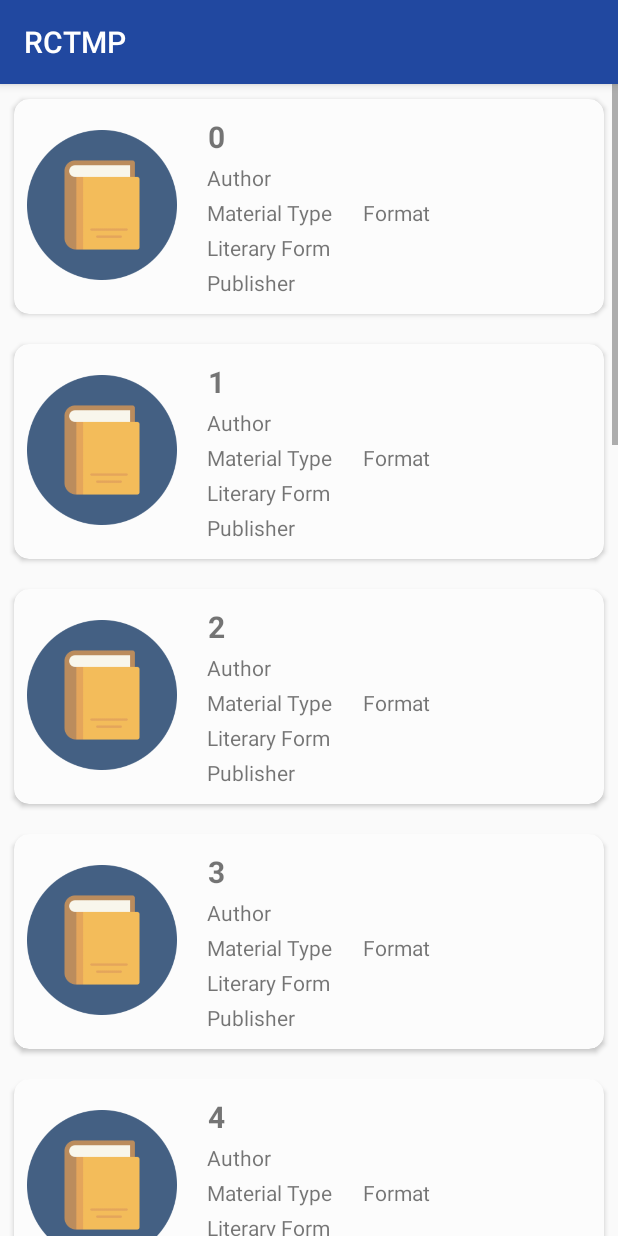
After one commit to smitdetroja96/RCTMP, an Android app: the SearchingActivity screen opened directly, with no data from a screen before it, on a phone screen of 412 x 824 dp. The commit adds this screen. Run offline under Robolectric (Android 15) with nearby library versions, the phone set to English and light mode, and no system bars.

Commit message:
Recycler View Added with long click functionality

```diff
--- /dev/null
+++ b/app/src/main/java/com/example/rctmp/ListAdapter.java
@@ -0,0 +1,78 @@
+package com.example.rctmp;
+
+import android.content.Context;
+import android.support.v7.widget.CardView;
+import android.support.v7.widget.RecyclerView;
+import android.view.ContextMenu;
+import android.view.LayoutInflater;
+import android.view.Menu;
+import android.view.MenuItem;
+import android.view.View;
+import android.view.ViewGroup;
+import android.widget.PopupMenu;
+import android.widget.TextView;
+import android.widget.Toast;
+
+import java.util.ArrayList;
+
+public class ListAdapter extends  RecyclerView.Adapter<ListAdapter.MyViewHolder>{
+
+    ArrayList<String> names;
+    Context context;
+
+    public ListAdapter(Context context1 , ArrayList<String> name)
+    {
+        this.context = context1;
+        this.names = name;
+    }
+
+    @Override
+    public MyViewHolder onCreateViewHolder(ViewGroup parent, int viewType) {
+
+        View v = LayoutInflater.from(parent.getContext())
+                .inflate(R.layout.item_book,parent,false);
+
+        return new MyViewHolder(v);
+    }
+
+    @Override
+    public void onBindViewHolder(MyViewHolder holder, int position) {
+
+        holder.title.setText(names.get(position));
+
+    }
+
+    @Override
+    public int getItemCount() {
+        return names.size();
+    }
+
+    public static class MyViewHolder extends RecyclerView.ViewHolder implements View.OnCreateContextMenuListener
+    {
+        TextView title;
+        CardView cardView;
+
+        public MyViewHolder(View itemView) {
+            super(itemView);
+
+            title = itemView.findViewById(R.id.tv_title);
+            cardView = itemView.findViewById(R.id.item_book_card_view);
+            cardView.setOnCreateContextMenuListener(this);
+        }
+
+        @Override
+        public void onCreateContextMenu(ContextMenu contextMenu, View view, ContextMenu.ContextMenuInfo contextMenuInfo) {
+
+            contextMenu.setHeaderTitle("Select An Option");
+            contextMenu.add(this.getAdapterPosition(),1,0,"Menu1");
+            contextMenu.add(this.getAdapterPosition(),2,0,"Menu2");
+        }
+    }
+
+    public void removeItem(int position)
+    {
+        names.remove(position);
+        notifyDataSetChanged();
+    }
+
+}
--- /dev/null
+++ b/app/src/main/java/com/example/rctmp/SearchingActivity.java
@@ -0,0 +1,61 @@
+package com.example.rctmp;
+
+import android.support.design.widget.Snackbar;
+import android.support.v7.app.AppCompatActivity;
+import android.os.Bundle;
+import android.support.v7.widget.LinearLayoutManager;
+import android.support.v7.widget.RecyclerView;
+import android.view.MenuItem;
+
+import java.util.ArrayList;
+
+public class SearchingActivity extends AppCompatActivity {
+
+    RecyclerView recyclerView;
+    ListAdapter adapter;
+
+    @Override
+    protected void onCreate(Bundle savedInstanceState) {
+        super.onCreate(savedInstanceState);
+        setContentView(R.layout.activity_searching);
+
+        ArrayList<String> temp = new ArrayList<>();
+
+        int i;
+        for(i = 0; i < 15; i++)
+        {
+            temp.add("" + i);
+        }
+
+        recyclerView = findViewById(R.id.recycler_view);
+
+        recyclerView.setLayoutManager(new LinearLayoutManager(this));
+
+        adapter = new ListAdapter(this,temp);
+
+        recyclerView.setAdapter(adapter);
+    }
+
+    @Override
+    public boolean onContextItemSelected(MenuItem item) {
+
+        if(item.getItemId() == 1)
+        {
+            adapter.removeItem(item.getGroupId());
+            displayMessage("Menu1 Clicked...");
+
+        }
+        else if(item.getItemId() == 2)
+        {
+            displayMessage("Menu2 Clicked...");
+        }
+
+
+        return super.onContextItemSelected(item);
+    }
+
+    public void displayMessage(String message)
+    {
+        Snackbar.make(findViewById(R.id.root_layout),message,Snackbar.LENGTH_SHORT).show();
+    }
+}
--- /dev/null
+++ b/app/src/main/res/layout/activity_searching.xml
@@ -0,0 +1,19 @@
+<?xml version="1.0" encoding="utf-8"?>
+<LinearLayout
+    xmlns:android="http://schemas.android.com/apk/res/android"
+    xmlns:app="http://schemas.android.com/apk/res-auto"
+    xmlns:tools="http://schemas.android.com/tools"
+    android:layout_width="match_parent"
+    android:layout_height="match_parent"
+    tools:context=".SearchingActivity"
+    android:id="@+id/root_layout">
+
+    <android.support.v7.widget.RecyclerView
+        android:id="@+id/recycler_view"
+        android:layout_width="match_parent"
+        android:layout_height="match_parent"
+        android:scrollbars="vertical">
+
+    </android.support.v7.widget.RecyclerView>
+
+</LinearLayout>
--- a/app/src/main/res/layout/item_book.xml
+++ b/app/src/main/res/layout/item_book.xml
@@ -1,15 +1,10 @@
 <?xml version="1.0" encoding="utf-8"?>
-<LinearLayout xmlns:android="http://schemas.android.com/apk/res/android"
+<android.support.v7.widget.CardView
+    xmlns:android="http://schemas.android.com/apk/res/android"
     android:layout_width="match_parent"
     android:layout_height="wrap_content"
     xmlns:app="http://schemas.android.com/apk/res-auto"
     xmlns:card_view="http://schemas.android.com/tools"
-    android:orientation="vertical">
-
-
-    <android.support.v7.widget.CardView
-        android:layout_width="match_parent"
-        android:layout_height="wrap_content"
     android:layout_margin="4dp"
     app:cardBackgroundColor="#fcfcfc"
     app:cardCornerRadius="10dp"
@@ -17,12 +12,12 @@
     app:contentPadding="3dp"
     card_view:cardCornerRadius="10dp"
     card_view:cardElevation="3dp"
-        card_view:cardUseCompatPadding="true">
+    card_view:cardUseCompatPadding="true"
+    android:id="@+id/item_book_card_view">
 
         <android.support.constraint.ConstraintLayout
             android:layout_width="match_parent"
-            android:layout_height="wrap_content"
-            android:onClick="onClickSearch">
+            android:layout_height="wrap_content">
 
 
             <ImageView
@@ -111,8 +106,5 @@
         </android.support.constraint.ConstraintLayout>
 
 
+
 </android.support.v7.widget.CardView>
-
-
-
-</LinearLayout>
```
Also changed, not shown: app/src/main/AndroidManifest.xml (+5 -9 lines), app/src/main/java/com/example/rctmp/DrawerActivityLayout.java (+12 -1 lines), app/src/main/res/layout/activity_drawer_layout.xml (+68 -79 lines), app/src/main/res/menu/options_menu.xml (added, +17 -0 lines). Lines whose indentation alone changed are shown as unchanged.
